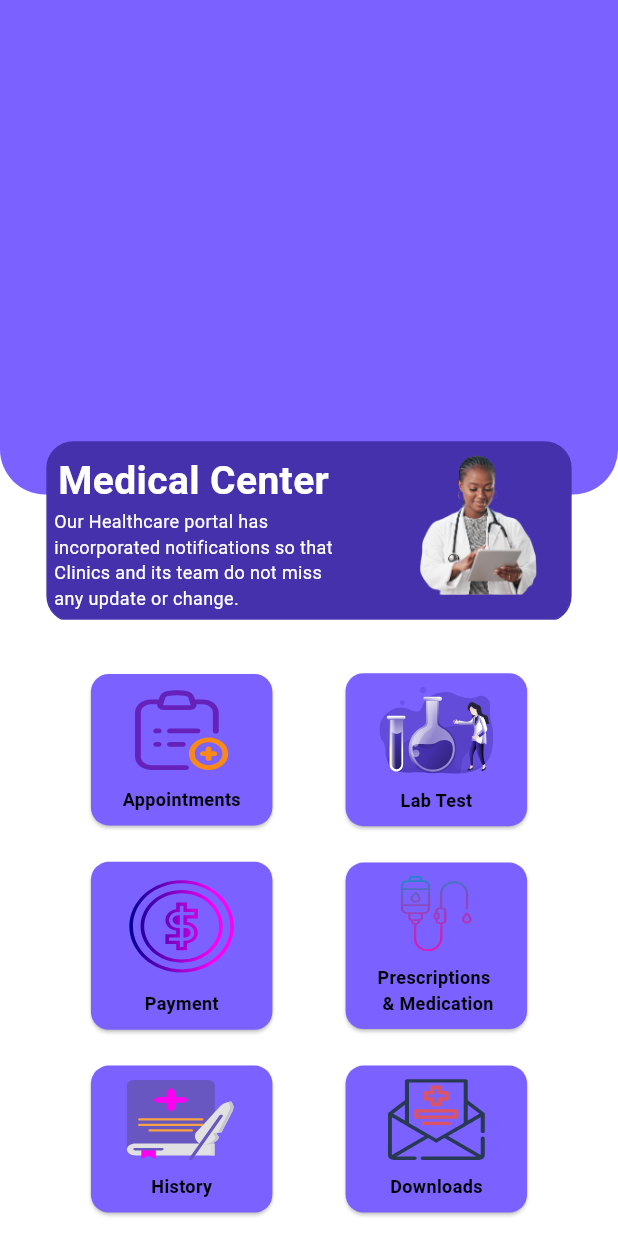
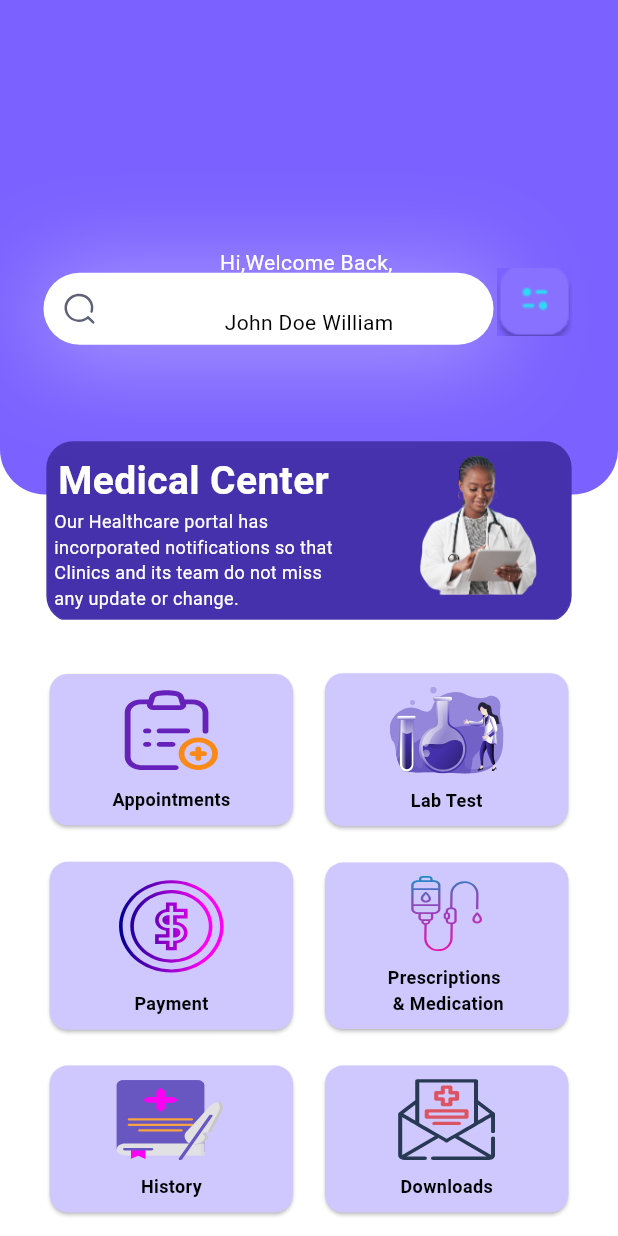
Before and after one commit to Nde-Dilan/hospital-managment-app, a Flutter app: the screen it shows after launch, on a phone screen of 412 x 824 dp. Run offline on Flutter 3.47's test engine with Material 3 defaults, Android fonts, the phone set to English and light mode, and no system bars; our stand-ins replace flutter_svg, go_router.

Commit message:
Finishing with the search UI and starting with the HeroText

```diff
--- a/lib/screens/home_page.dart
+++ b/lib/screens/home_page.dart
@@ -1,10 +1,8 @@
-import 'package:flutter/cupertino.dart';
 import 'package:flutter/material.dart';
-import 'package:flutter/rendering.dart';
-import 'package:flutter/widgets.dart';
-import 'package:flutter_svg/flutter_svg.dart';
 import 'package:hospital_managment_app/styles/palette.dart';
 import 'package:hospital_managment_app/widgets/category.dart';
+import 'package:hospital_managment_app/widgets/search_input.dart';
+import 'package:hospital_managment_app/widgets/hero_text.dart';
 import 'package:hospital_managment_app/widgets/responsive_screen.dart';
 import 'package:logging/logging.dart';
 import 'package:provider/provider.dart';
@@ -26,6 +24,7 @@ class HomePage extends StatelessWidget {
     _log.info("screenHeight is:  $screenHeight");
 
     return Scaffold(
+      resizeToAvoidBottomInset: false,
       backgroundColor: palette.trueWhite,
       body: ResponsiveScreen(
         // mainAreaProminence: 0.24,
@@ -36,7 +35,6 @@ class HomePage extends StatelessWidget {
           clipBehavior: Clip.none,
           alignment: AlignmentDirectional.topCenter,
           children: [
-
             Container(
               width: MediaQuery.of(context).size.width,
               height: MediaQuery.of(context).size.height / 2.5,
@@ -94,6 +92,8 @@ class HomePage extends StatelessWidget {
                 ),
               ),
             ),
+            Positioned(top: screenHeight / 5, child: SearchInput()),
+            Positioned(top: screenHeight / 5, child: HeroText()),
           ],
         ),
 
--- a/lib/styles/palette.dart
+++ b/lib/styles/palette.dart
@@ -13,7 +13,7 @@ import 'package:flutter/material.dart';
 class Palette {
   Color get violet => const Color(0xff7B61FF);
   Color get darkViolet => const Color(0xFF4531AC);
-  Color get category => const Color(0xFF7B61FF);
+  Color get category => const Color(0xFFCFC8FF);
   Color get backgroundMain => const Color(0xffF8FAFF);
   Color get textDark => const Color(0xff000000);
   Color get congrasColor => const Color(0xff0B72AC);
--- a/lib/widgets/category.dart
+++ b/lib/widgets/category.dart
@@ -29,9 +29,10 @@ class Category extends StatelessWidget {
             padding: const EdgeInsets.all(padding),
             child: Column(
               mainAxisAlignment: MainAxisAlignment.center,
+              mainAxisSize: MainAxisSize.max,
               children: [
                 Container(
-                  width: MediaQuery.of(context).size.width * 0.25,
+                  width: MediaQuery.of(context).size.width * 0.35,
                   // height: 121,
                   decoration: const BoxDecoration(
                     shape: BoxShape.rectangle,
--- /dev/null
+++ b/lib/widgets/hero_text.dart
@@ -0,0 +1,29 @@
+import 'package:flutter/material.dart';
+import 'package:hospital_managment_app/styles/palette.dart';
+import 'package:provider/provider.dart';
+
+
+class HeroText extends StatelessWidget {
+  const HeroText({super.key});
+
+
+  @override
+  Widget build(BuildContext context) {
+        final palette = context.watch<Palette>();
+
+
+  const String name ="John Doe William";
+    return  Row(children: [
+       Column(
+         children: [
+          const Text("Hi,Welcome Back, \n",style: TextStyle(fontSize:14 ),),
+          Text(name,style: TextStyle(color: palette.textDark),),
+         ],
+      ),
+      Row(children: [
+        Container(),
+        Container(),
+      ],)
+    ],);
+  }
+}
--- a/lib/widgets/search_input.dart
+++ b/lib/widgets/search_input.dart
@@ -1,4 +1,9 @@
 import 'package:flutter/material.dart';
+import 'package:flutter/widgets.dart';
+import 'package:flutter_svg/flutter_svg.dart';
+import 'package:hospital_managment_app/styles/palette.dart';
+import 'package:logging/logging.dart';
+import 'package:provider/provider.dart';
 
 class SearchInput extends StatefulWidget {
   const SearchInput({super.key});
@@ -8,10 +13,57 @@ class SearchInput extends StatefulWidget {
 }
 
 class _SearchInputState extends State<SearchInput> {
+  static final _log = Logger('search_input.dart');
+
   @override
   Widget build(BuildContext context) {
-    return const Column(children: [
-      const TextField()
-    ],);
+    final palette = context.watch<Palette>();
+    const double padding = 8;
+    const double borderRadius = 28;
+    _log.info("Here the search go");
+
+    return Row(
+      mainAxisSize: MainAxisSize.min,
+      children: [
+        Container(
+          margin: const EdgeInsets.only(top: 17, left: 17, right: 2),
+          width: 300,
+          height: 56,
+          decoration: BoxDecoration(
+            boxShadow: [
+              BoxShadow(
+                color: palette.backgroundMain.withOpacity(.4),
+                blurRadius: 54,
+                spreadRadius: 0.0,
+              ),
+            ],
+          ),
+          child: TextField(
+            decoration: InputDecoration(
+                prefixIcon: Padding(
+                  padding: const EdgeInsets.all(12.0),
+                  child: SvgPicture.asset("assets/icons/Search.svg"),
+                ),
+                filled: true,
+                fillColor: palette.trueWhite,
+                contentPadding: const EdgeInsets.all(padding),
+                border: OutlineInputBorder(
+                    borderRadius: BorderRadius.circular(borderRadius),
+                    borderSide: BorderSide.none)),
+          ),
+        ),
+        Container(
+            width: 50,
+            // height: 50,
+            margin: const EdgeInsets.only(
+              right: 4,
+            ),
+            child:
+                const Image(image: AssetImage('assets/icons/preferences.png'))),
+        SizedBox(
+          width: 15,
+        )
+      ],
+    );
   }
 }
```
Also changed, not shown: assets/icons/Search.svg (added), assets/icons/preferences.png (added), 1 other file.
